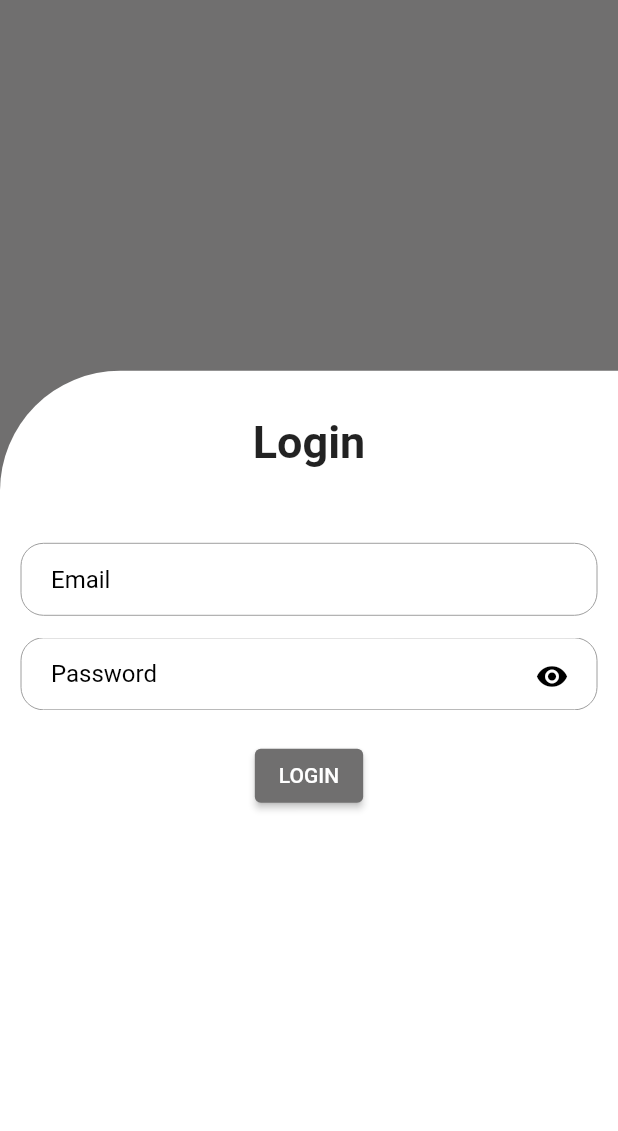
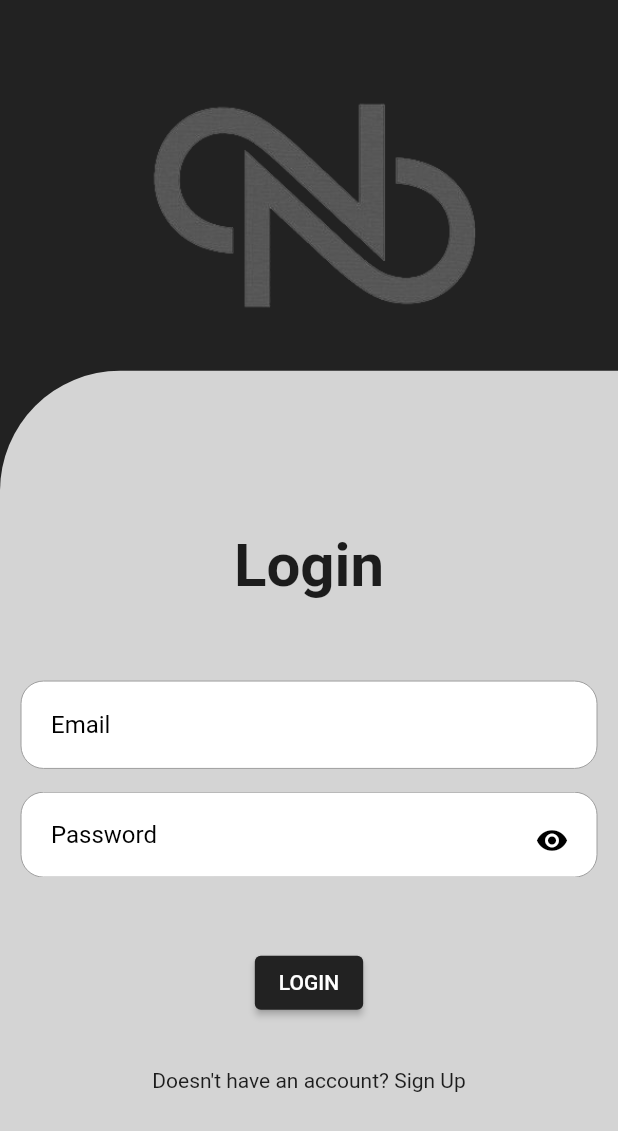
Before and after one commit to 10cyrilc/newNemesis, a Flutter app: the screen it shows after launch, on a phone screen of 412 x 824 dp. Shown: the top 1131 px of the screen. Run offline on Flutter 3.47's test engine with Material 2 defaults, Android fonts, the light colour scheme and no system bars.

Commit message:
login ui v1.00 completed

```diff
--- a/nemesis_hackathon/lib/main.dart
+++ b/nemesis_hackathon/lib/main.dart
@@ -14,7 +14,7 @@ class MyApp extends StatelessWidget {
       title: 'Flutter Demo',
       theme: ThemeData(
           colorScheme:
-              ColorScheme.light(primary: Color.fromARGB(255, 112, 111, 111))
+              const ColorScheme.light(primary: Color.fromARGB(255, 34, 34, 34))
           // primarySwatch: Colors.blue,
           ),
       home: const LoginScreen(),
--- /dev/null
+++ b/nemesis_hackathon/lib/screens/home_page.dart
@@ -0,0 +1,12 @@
+import 'package:flutter/cupertino.dart';
+import 'package:flutter/src/foundation/key.dart';
+import 'package:flutter/src/widgets/framework.dart';
+
+class HomePage extends StatelessWidget {
+  const HomePage({Key? key}) : super(key: key);
+
+  @override
+  Widget build(BuildContext context) {
+    return Container();
+  }
+}
--- a/nemesis_hackathon/lib/screens/login_screen.dart
+++ b/nemesis_hackathon/lib/screens/login_screen.dart
@@ -1,3 +1,5 @@
+import 'dart:developer';
+
 import 'package:flutter/material.dart';
 
 class LoginScreen extends StatefulWidget {
@@ -31,8 +33,14 @@ class _LoginScreenState extends State<LoginScreen> {
 
   @override
   Widget build(BuildContext context) {
+    log(MediaQuery.of(context).size.height.toString());
+    log(MediaQuery.of(context).size.width.toString());
+    final height = MediaQuery.of(context).size.height;
+    final width = MediaQuery.of(context).size.width;
     return Scaffold(
+      extendBodyBehindAppBar: true,
       appBar: AppBar(
+        backgroundColor: Colors.transparent,
         elevation: 0,
       ),
       body: Container(
@@ -44,36 +52,34 @@ class _LoginScreenState extends State<LoginScreen> {
           children: [
             Container(
               decoration: const BoxDecoration(
-                color: Colors.white,
+                color: Color.fromARGB(255, 212, 212, 212),
                 borderRadius: BorderRadius.only(topLeft: Radius.circular(80)),
               ),
               height: MediaQuery.of(context).size.height * 0.7,
               width: double.infinity,
               child: Column(
+                mainAxisAlignment: MainAxisAlignment.center,
                 children: [
-                  const SizedBox(
-                    height: 20,
-                  ),
                   Column(
                     children: [
                       Column(
-                        children: const [
+                        children: [
                           SizedBox(
-                            height: 10,
+                            height: height * 0.012820,
                           ),
-                          Text('Login',
+                          const Text('Login',
                               style: TextStyle(
                                 // color: Colors.black,
-                                fontSize: 30,
+                                fontSize: 40,
                                 fontWeight: FontWeight.bold,
                               )),
                           SizedBox(
-                            height: 30,
+                            height: height * 0.038461,
                           )
                         ],
                       ),
-                      const SizedBox(
-                        height: 20,
+                      SizedBox(
+                        height: height * 0.026410,
                       ),
                       Form(
                           key: _form,
@@ -92,9 +98,8 @@ class _LoginScreenState extends State<LoginScreen> {
                                     }
                                   },
                                   keyboardType: TextInputType.emailAddress,
-                                  style: TextStyle(color: Colors.black),
-                                  cursorColor:
-                                      Theme.of(context).colorScheme.onPrimary,
+                                  style: const TextStyle(color: Colors.black),
+                                  cursorColor: Colors.black,
                                   autocorrect: false,
                                   textInputAction: TextInputAction.next,
                                   decoration: InputDecoration(
@@ -119,16 +124,17 @@ class _LoginScreenState extends State<LoginScreen> {
                                           color: Colors.grey, width: 0.0),
                                     ),
                                     filled: true,
-                                    fillColor: Colors.white.withOpacity(0.27),
+                                    fillColor: Colors.white,
                                     hintText: 'Email',
                                     hintStyle:
                                         const TextStyle(color: Colors.black),
-                                    contentPadding: const EdgeInsets.symmetric(
-                                        vertical: 10.0, horizontal: 20.0),
+                                    contentPadding: EdgeInsets.symmetric(
+                                        vertical: height * 0.0238205,
+                                        horizontal: 20.0),
                                   ),
                                 ),
                               ),
-                              const SizedBox(height: 15),
+                              SizedBox(height: height * 0.0192307),
                               Stack(
                                 children: [
                                   Positioned(
@@ -155,10 +161,9 @@ class _LoginScreenState extends State<LoginScreen> {
                                         },
                                         keyboardType:
                                             TextInputType.emailAddress,
-                                        style: TextStyle(color: Colors.black),
-                                        cursorColor: Theme.of(context)
-                                            .colorScheme
-                                            .onPrimary,
+                                        style: const TextStyle(
+                                            color: Colors.black),
+                                        cursorColor: Colors.black,
                                         autocorrect: false,
                                         textInputAction: TextInputAction.next,
                                         obscureText: changeIcon ? true : false,
@@ -192,15 +197,13 @@ class _LoginScreenState extends State<LoginScreen> {
                                                 color: Colors.grey, width: 0.0),
                                           ),
                                           filled: true,
-                                          fillColor:
-                                              Colors.white.withOpacity(0.27),
+                                          fillColor: Colors.white,
                                           hintText: 'Password',
                                           hintStyle: const TextStyle(
                                               color: Colors.black),
-                                          contentPadding:
-                                              const EdgeInsets.symmetric(
-                                                  vertical: 10.0,
-                                                  horizontal: 20.0),
+                                          contentPadding: EdgeInsets.symmetric(
+                                              vertical: height * 0.0228205,
+                                              horizontal: 20.0),
                                         ),
                                       ),
                                     ),
@@ -211,7 +214,7 @@ class _LoginScreenState extends State<LoginScreen> {
                                     right: positionRight,
                                     bottom: positionBottom,
                                     child: SizedBox(
-                                      height: 63,
+                                      height: height * 0.080769,
                                       child: changeIcon
                                           ? IconButton(
                                               onPressed: () {
@@ -241,8 +244,8 @@ class _LoginScreenState extends State<LoginScreen> {
                                   ),
                                 ],
                               ),
-                              const SizedBox(
-                                height: 20,
+                              SizedBox(
+                                height: height * 0.056410,
                               ),
                               ElevatedButton(
                                 onPressed: () {
@@ -264,9 +267,23 @@ class _LoginScreenState extends State<LoginScreen> {
                               ),
                             ],
                           )),
+                      SizedBox(
+                        height: height * 0.04,
+                      ),
+                      const Text("Doesn't have an account? Sign Up")
                     ],
                   ),
                 ],
+              ),
+            ),
+            Positioned(
+              bottom: height * 0.576923,
+              child: SizedBox(
+                height: height * 0.512820,
+                child: const Image(
+                    image: AssetImage(
+                  'assets/nemesis_logo.png',
+                )),
               ),
             )
           ],
--- a/nemesis_hackathon/pubspec.yaml
+++ b/nemesis_hackathon/pubspec.yaml
@@ -34,6 +34,7 @@ dependencies:
   # The following adds the Cupertino Icons font to your application.
   # Use with the CupertinoIcons class for iOS style icons.
   cupertino_icons: ^1.0.2
+  carousel_slider: ^4.1.1
 
 dev_dependencies:
   flutter_test:
@@ -58,9 +59,8 @@ flutter:
   uses-material-design: true
 
   # To add assets to your application, add an assets section, like this:
-  # assets:
-  #   - images/a_dot_burr.jpeg
-  #   - images/a_dot_ham.jpeg
+  assets:
+    - assets/nemesis_logo.png
 
   # An image asset can refer to one or more resolution-specific "variants", see
   # https://flutter.dev/assets-and-images/#resolution-aware
```
Also changed, not shown: nemesis_hackathon/assets/nemesis_logo.png (added), nemesis_hackathon/pubspec.lock.
